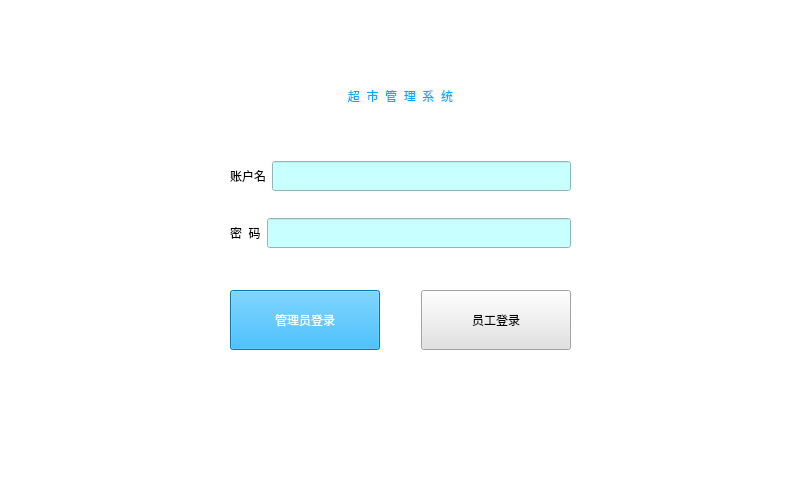
Above: mainwindow.ui from cbt-98/Supermarket-Management-System before the change. Below: the same form after it.
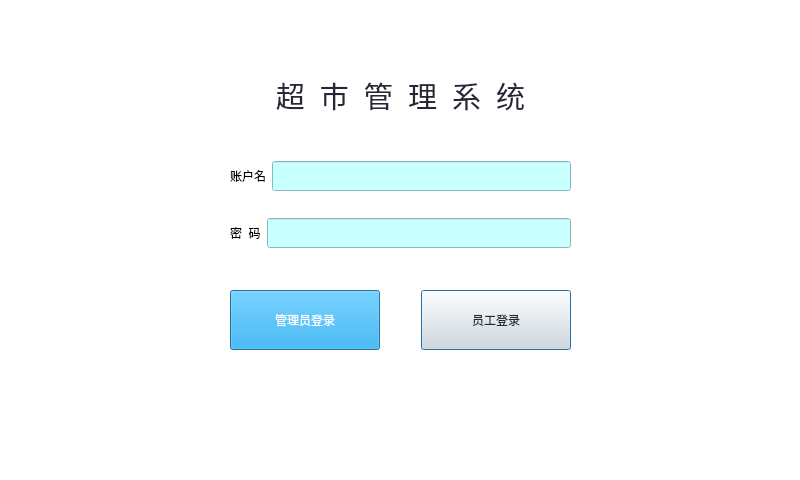
That is the form after the change.

What changed in the file:
```diff
--- a/mainwindow.ui
+++ b/mainwindow.ui
@@ -26,9 +26,18 @@
       <height>51</height>
      </rect>
     </property>
+    <property name="font">
+     <font>
+      <family>黑体</family>
+      <pointsize>22</pointsize>
+      <weight>50</weight>
+      <italic>false</italic>
+      <bold>false</bold>
+     </font>
+    </property>
     <property name="styleSheet">
      <string notr="true">font: 22pt &quot;黑体&quot;;
-color: rgb(0, 170, 255);</string>
+color: rgb(39, 38, 54);</string>
     </property>
     <property name="text">
      <string>超  市  管  理  系  统</string>
@@ -150,6 +159,12 @@
        <property name="text">
         <string>管理员登录</string>
        </property>
+       <property name="default">
+        <bool>true</bool>
+       </property>
+       <property name="flat">
+        <bool>false</bool>
+       </property>
       </widget>
      </item>
      <item>
@@ -175,11 +190,15 @@
        </property>
        <property name="styleSheet">
         <string notr="true">font: 16pt &quot;黑体&quot;;
-background-color: rgb(226, 226, 226);</string>
+background-color: rgb(226, 226, 226);
+color:rgb(39, 38, 54)</string>
        </property>
        <property name="text">
         <string>员工登录</string>
        </property>
+       <property name="default">
+        <bool>true</bool>
+       </property>
       </widget>
      </item>
     </layout>
```
Left out of the diff: 4 changed lines with no effect on the pictures.
